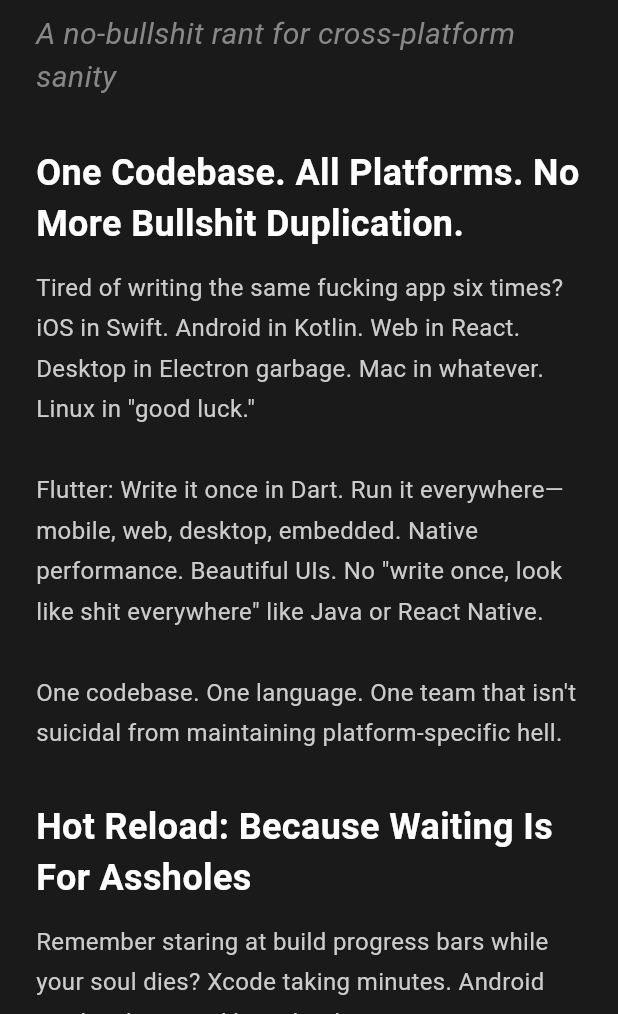
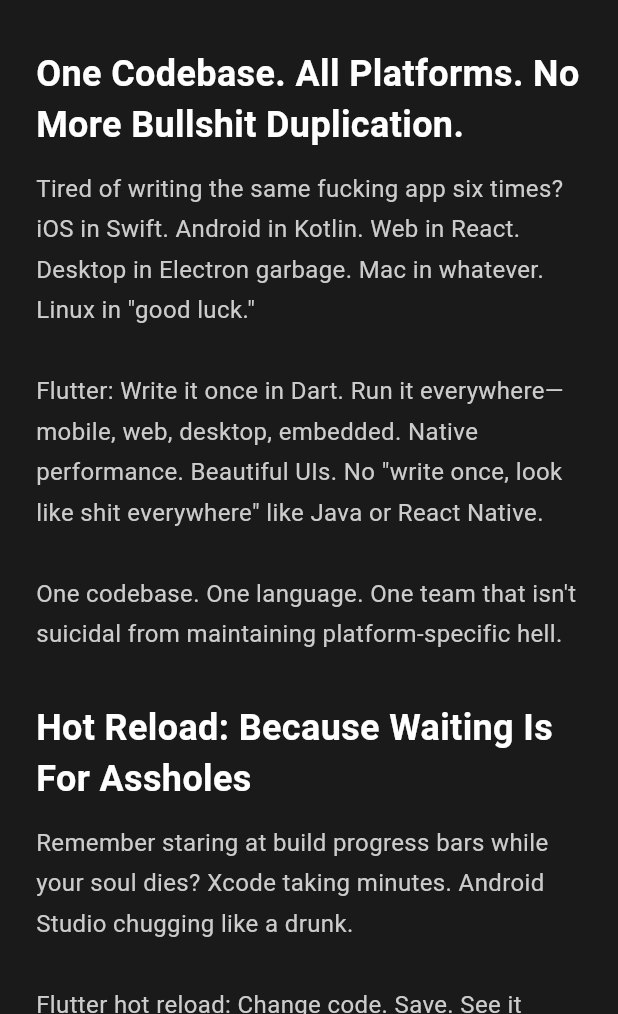
Before and after one commit to sixtusagbo/justfuckinguseflutter, a Flutter app: the screen it shows after launch, on a phone screen of 412 x 824 dp, the part 222-1236 px from its top. Run offline on Flutter 3.47's test engine with Material 3 defaults, Android fonts, the phone set to English and light mode, and no system bars; Roboto replaces fonts that are missing (Georgia).

Commit message:
Update main.dart

```diff
--- a/lib/main.dart
+++ b/lib/main.dart
@@ -162,15 +162,6 @@
             fontWeight: FontWeight.bold,
             color: Colors.white,
             height: 1.2,
-          ),
-        ),
-        SizedBox(height: 8),
-        Text(
-          'A no-bullshit rant for cross-platform sanity',
-          style: TextStyle(
-            fontSize: 20,
-            color: Color(0xFF888888),
-            fontStyle: FontStyle.italic,
           ),
         ),
       ],
```
